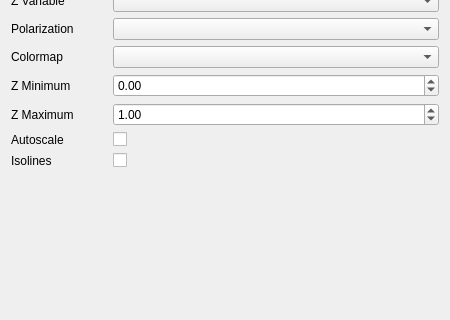
Old version of the form pychamber/app/ui/contour_plot_settings.ui in the repository PyChamber/PyChamber; both pictures show x 0 to 450 and y 105 to 425 of the 450 by 518 pixel window.
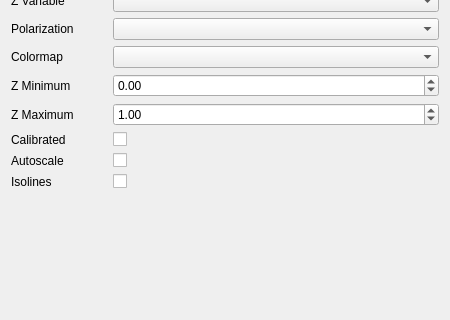
New version of the form. Custom widgets are drawn as their Qt base class.

Commit message: Add calibrated plotting capability

What changed in the file:
```diff
--- a/pychamber/app/ui/contour_plot_settings.ui
+++ b/pychamber/app/ui/contour_plot_settings.ui
@@ -13,8 +13,6 @@
   <property name="windowTitle">
    <string>Form</string>
   </property>
-  <layout class="QVBoxLayout" name="verticalLayout">
-   <item>
     <layout class="QFormLayout" name="formLayout">
      <item row="0" column="0">
       <widget class="QLabel" name="label">
@@ -130,27 +128,41 @@
       </widget>
      </item>
      <item row="8" column="0">
+    <widget class="QLabel" name="label_11">
+     <property name="text">
+      <string>Calibrated</string>
+     </property>
+    </widget>
+   </item>
+   <item row="8" column="1">
+    <widget class="QCheckBox" name="calibrated_checkbox">
+     <property name="text">
+      <string/>
+     </property>
+    </widget>
+   </item>
+   <item row="9" column="0">
       <widget class="QLabel" name="label_8">
        <property name="text">
         <string>Autoscale</string>
        </property>
       </widget>
      </item>
-     <item row="8" column="1">
+   <item row="9" column="1">
       <widget class="QCheckBox" name="autoscale_checkbox">
        <property name="text">
         <string/>
        </property>
       </widget>
      </item>
-     <item row="9" column="0">
+   <item row="10" column="0">
       <widget class="QLabel" name="label_10">
        <property name="text">
         <string>Isolines</string>
        </property>
       </widget>
      </item>
-     <item row="9" column="1">
+   <item row="10" column="1">
       <widget class="QCheckBox" name="isolines_checkbox">
        <property name="text">
         <string/>
@@ -159,8 +171,6 @@
         <bool>false</bool>
        </property>
       </widget>
-     </item>
-    </layout>
    </item>
   </layout>
  </widget>
```
Lines whose indentation alone changed are shown as unchanged. The commit also changes 12 other files.
